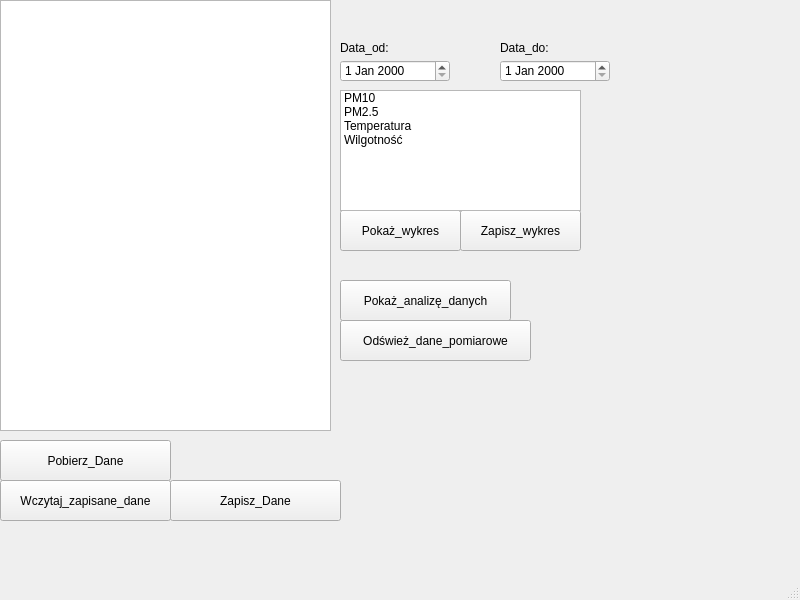
Qt form mainwindow.ui (wersix/ProjrektJPO) before a commit.
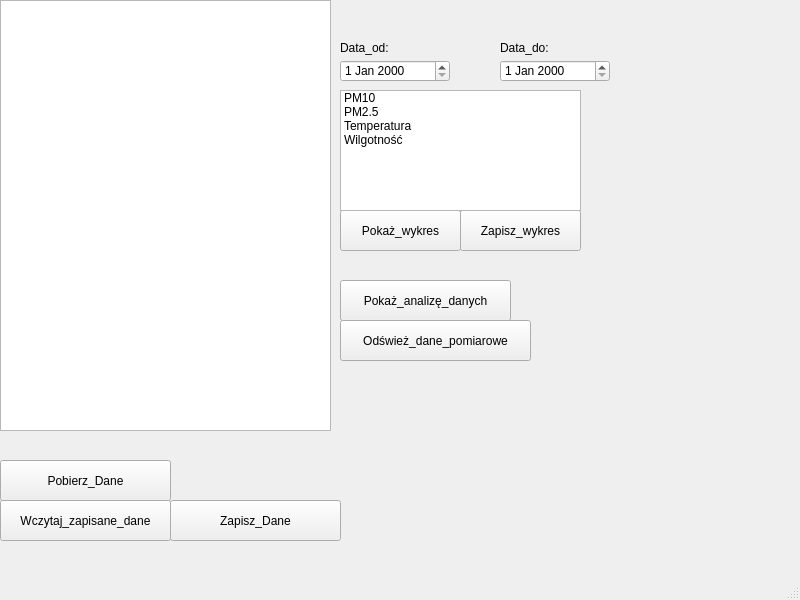
The same form after that commit.

What changed in the file:
```diff
--- a/mainwindow.ui
+++ b/mainwindow.ui
@@ -18,7 +18,7 @@
     <property name="geometry">
      <rect>
       <x>0</x>
-      <y>440</y>
+      <y>460</y>
       <width>171</width>
       <height>41</height>
      </rect>
@@ -41,7 +41,7 @@
     <property name="geometry">
      <rect>
       <x>0</x>
-      <y>480</y>
+      <y>500</y>
       <width>171</width>
       <height>41</height>
      </rect>
@@ -67,7 +67,7 @@
     <property name="geometry">
      <rect>
       <x>170</x>
-      <y>480</y>
+      <y>500</y>
       <width>171</width>
       <height>41</height>
      </rect>
```
Left out of the diff: 2 changed lines with no effect on the pictures.
